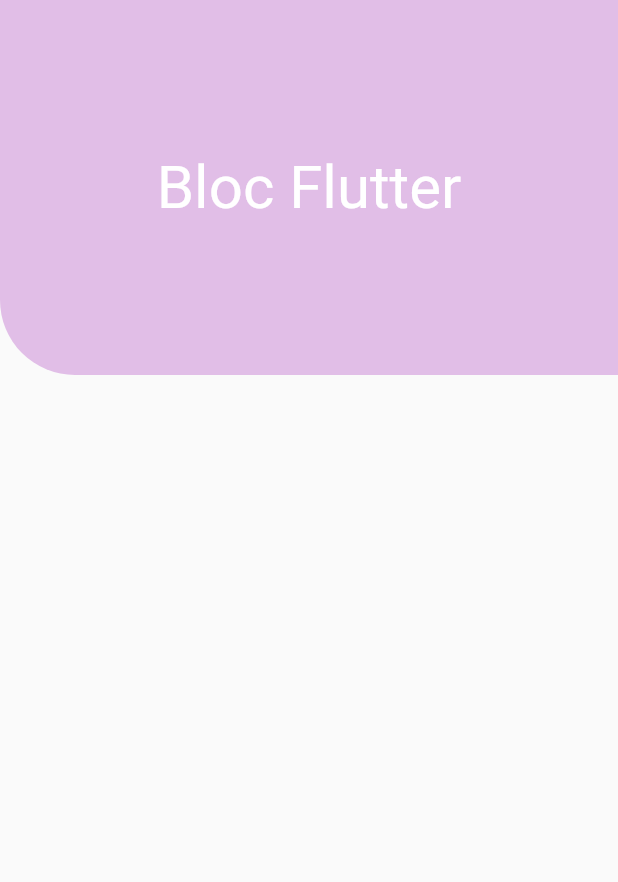
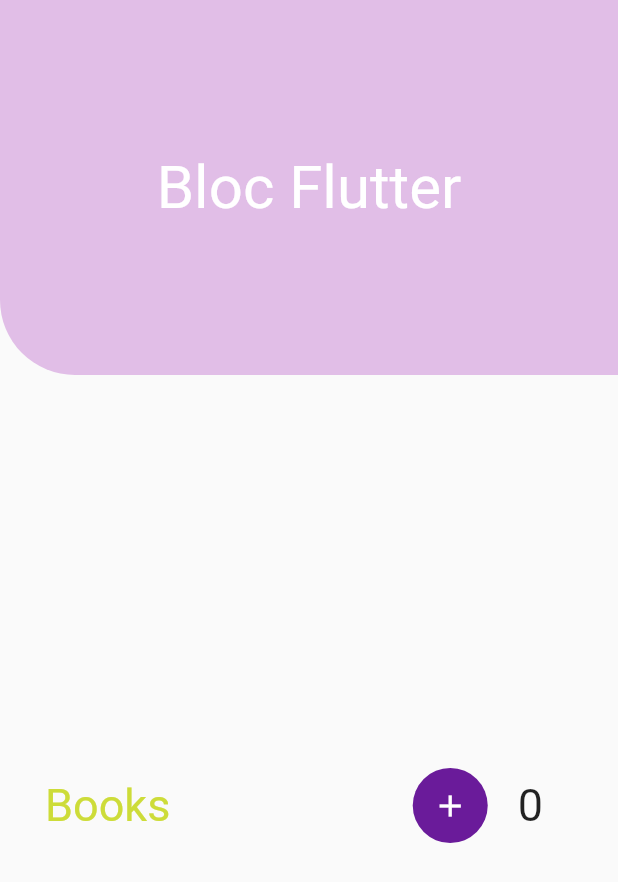
Before and after one commit to lucasoliveirasouza/bloc-estudo, a Flutter app: the screen it shows after launch, on a phone screen of 412 x 824 dp. Shown: the top 882 px of the screen. Run offline on Flutter 3.47's test engine with Material 2 defaults, Android fonts, the phone set to English and light mode, and no system bars.

Commit message:
Criação da interface

```diff
--- a/lib/views/counter.dart
+++ b/lib/views/counter.dart
@@ -32,7 +32,45 @@ class CounterView extends StatelessWidget {
               child: Column(
                 mainAxisAlignment: MainAxisAlignment.center,
                 children: [
-                  Row(),
+                  Row(
+                    children: [
+                      Text(
+                        "Books",
+                        style: TextStyle(
+                          fontSize: 30,
+                          color: Colors.lime,
+                        ),
+                      ),
+                      Expanded(
+                        child: Container(),
+                      ),
+                      Container(
+                        width: 50,
+                        height: 50,
+                        decoration: BoxDecoration(
+                          borderRadius: BorderRadius.circular(25),
+                          color: Colors.purple.shade800,
+                        ),
+                        child: IconButton(
+                          onPressed: () {},
+                          icon: Icon(
+                            Icons.add,
+                            color: Colors.white,
+                          ),
+                        ),
+                      ),
+                      SizedBox(
+                        width: 20,
+                      ),
+                      Text(
+                        "0",
+                        style: TextStyle(fontSize: 30),
+                      ),
+                      SizedBox(
+                        width: 20,
+                      ),
+                    ],
+                  ),
                 ],
               ),
             ),
```
